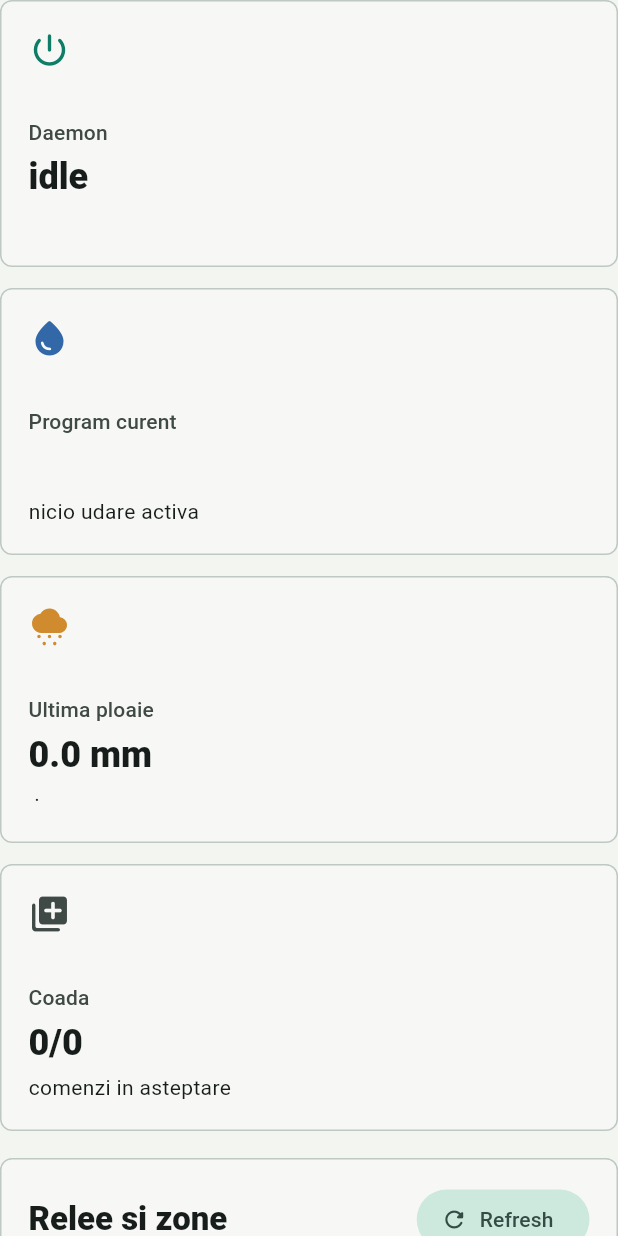
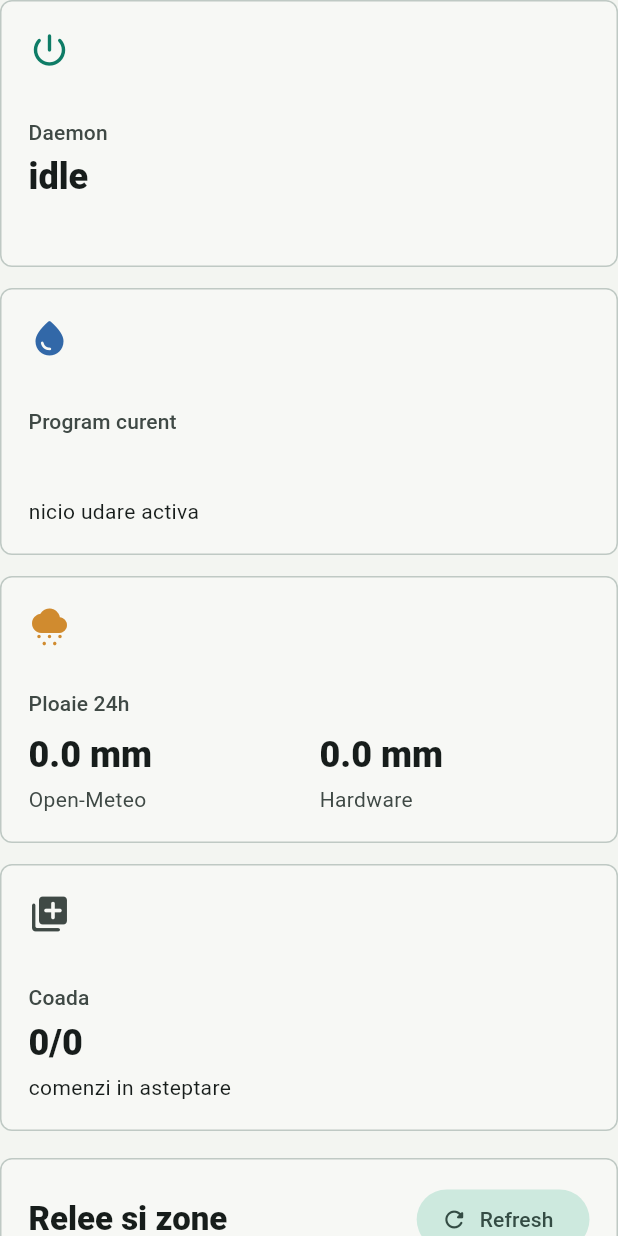
Before and after one commit to vladconst79/irigatie_app, a Flutter app: the DashboardScreen widget shown alone on an empty page, opened directly with empty values, on a phone screen of 412 x 824 dp. Run offline on Flutter 3.47's test engine with Material 3 defaults, Android fonts, the phone set to English and light mode, and no system bars; our stand-ins replace shared_preferences; accounts and stored records are empty; network calls fail.

Commit message:
Replace last rain metric with 24-hour rainfall data and create a reusable rainfall metric tile.

```diff
--- a/lib/main.dart
+++ b/lib/main.dart
@@ -704,13 +704,7 @@ class DashboardScreen extends StatelessWidget {
               detail: snapshot.remainingLabel,
               tone: _Tone.blue,
             ),
-            _MetricTile(
-              icon: Icons.cloudy_snowing,
-              title: 'Ultima ploaie',
-              value: '${snapshot.lastRainMm.toStringAsFixed(1)} mm',
-              detail: '${snapshot.lastRainSource} · ${snapshot.lastRainTime}',
-              tone: _Tone.amber,
-            ),
+            _RainfallMetricTile(rainfall: snapshot.rainfall24h),
             _MetricTile(
               icon: Icons.queue_rounded,
               title: 'Coada',
@@ -1758,6 +1752,112 @@ class _MetricTile extends StatelessWidget {
   }
 }
 
+class _RainfallMetricTile extends StatelessWidget {
+  const _RainfallMetricTile({required this.rainfall});
+
+  final Rainfall24h rainfall;
+
+  @override
+  Widget build(BuildContext context) {
+    final color = _Tone.amber.color(context);
+    final textTheme = Theme.of(context).textTheme;
+    final colors = Theme.of(context).colorScheme;
+    final valueStyle = textTheme.headlineSmall?.copyWith(
+      fontWeight: FontWeight.w800,
+      letterSpacing: 0,
+    );
+    final labelStyle = textTheme.bodyMedium?.copyWith(
+      color: colors.onSurfaceVariant,
+    );
+
+    return Container(
+      constraints: const BoxConstraints(minHeight: 148),
+      padding: const EdgeInsets.all(18),
+      decoration: BoxDecoration(
+        color: colors.surface,
+        borderRadius: BorderRadius.circular(8),
+        border: Border.all(color: colors.outlineVariant),
+      ),
+      child: Column(
+        crossAxisAlignment: CrossAxisAlignment.start,
+        mainAxisAlignment: MainAxisAlignment.spaceBetween,
+        children: [
+          Icon(Icons.cloudy_snowing, color: color, size: 28),
+          Column(
+            crossAxisAlignment: CrossAxisAlignment.start,
+            children: [
+              Text(
+                'Ploaie 24h',
+                style: textTheme.labelLarge?.copyWith(
+                  color: colors.onSurfaceVariant,
+                ),
+              ),
+              const SizedBox(height: 8),
+              Row(
+                children: [
+                  Expanded(
+                    child: _RainfallSourceValue(
+                      label: 'Open-Meteo',
+                      value: rainfall.openMeteoLabel,
+                      valueStyle: valueStyle,
+                      labelStyle: labelStyle,
+                    ),
+                  ),
+                  const SizedBox(width: 14),
+                  Expanded(
+                    child: _RainfallSourceValue(
+                      label: 'Hardware',
+                      value: rainfall.hardwareLabel,
+                      valueStyle: valueStyle,
+                      labelStyle: labelStyle,
+                    ),
+                  ),
+                ],
+              ),
+            ],
+          ),
+        ],
+      ),
+    );
+  }
+}
+
+class _RainfallSourceValue extends StatelessWidget {
+  const _RainfallSourceValue({
+    required this.label,
+    required this.value,
+    required this.valueStyle,
+    required this.labelStyle,
+  });
+
+  final String label;
+  final String value;
+  final TextStyle? valueStyle;
+  final TextStyle? labelStyle;
+
+  @override
+  Widget build(BuildContext context) {
+    return Column(
+      crossAxisAlignment: CrossAxisAlignment.start,
+      children: [
+        Text(
+          value,
+          maxLines: 1,
+          overflow: TextOverflow.ellipsis,
+          style: valueStyle,
+        ),
+        const SizedBox(height: 4),
+        Text(
+          label,
+          maxLines: 1,
+          overflow: TextOverflow.ellipsis,
+          style: labelStyle,
+        ),
+      ],
+    );
+  }
+}
+
 class _RelayList extends StatelessWidget {
   const _RelayList({required this.zones});
 
@@ -2499,6 +2599,82 @@ class ManualProgram {
   }
 }
 
+class Rainfall24h {
+  const Rainfall24h({required this.openMeteoMm, required this.hardwareMm});
+
+  final double openMeteoMm;
+  final double hardwareMm;
+
+  String get openMeteoLabel => '${openMeteoMm.toStringAsFixed(1)} mm';
+
+  String get hardwareLabel => '${hardwareMm.toStringAsFixed(1)} mm';
+
+  static const empty = Rainfall24h(openMeteoMm: 0, hardwareMm: 0);
+
+  factory Rainfall24h.fromJson(
+    Map<String, dynamic> json,
+    Map<String, dynamic> lastRain,
+  ) {
+    final sources = _asMap(json['sources']);
+    final openMeteo = _sourceAmount(
+      json,
+      sources,
+      aliases: const ['openmeteo', 'open_meteo'],
+      directKeys: const ['openmeteo_mm', 'open_meteo_mm'],
+    );
+    final hardware = _sourceAmount(
+      json,
+      sources,
+      aliases: const ['hardware'],
+      directKeys: const ['hardware_mm'],
+    );
+
+    if (openMeteo > 0 || hardware > 0 || json.isNotEmpty) {
+      return Rainfall24h(openMeteoMm: openMeteo, hardwareMm: hardware);
+    }
+
+    final source = _asString(lastRain['source']).toLowerCase();
+    final amount = _asDouble(lastRain['amount_mm'], fallback: 0);
+    if (source == 'openmeteo' || source == 'open_meteo') {
+      return Rainfall24h(openMeteoMm: amount, hardwareMm: 0);
+    }
+    if (source == 'hardware') {
+      return Rainfall24h(openMeteoMm: 0, hardwareMm: amount);
+    }
+
+    return empty;
+  }
+
+  static double _sourceAmount(
+    Map<String, dynamic> json,
+    Map<String, dynamic> sources, {
+    required List<String> aliases,
+    required List<String> directKeys,
+  }) {
+    for (final key in directKeys) {
+      if (json.containsKey(key)) {
+        return _asDouble(json[key], fallback: 0);
+      }
+    }
+
+    for (final alias in aliases) {
+      final rawSource = sources[alias];
+      if (rawSource is Map) {
+        final source = Map<String, dynamic>.from(rawSource);
+        return _asDouble(
+          source['amount_mm'] ?? source['total_mm'] ?? source['mm'],
+          fallback: 0,
+        );
+      }
+      if (rawSource != null) {
+        return _asDouble(rawSource, fallback: 0);
+      }
+    }
+
+    return 0;
+  }
+}
+
 class WriteResult {
   const WriteResult({required this.id, required this.message});
 
@@ -2774,9 +2950,7 @@ class IrrigationSnapshot {
     required this.runtimeCommand,
     required this.heartbeatAt,
     required this.socketPath,
-    required this.lastRainMm,
-    required this.lastRainSource,
-    required this.lastRainTime,
+    required this.rainfall24h,
     required this.pendingCommands,
     required this.maxPendingCommands,
     required this.zones,
@@ -2795,9 +2969,7 @@ class IrrigationSnapshot {
   final String runtimeCommand;
   final String heartbeatAt;
   final String socketPath;
-  final double lastRainMm;
-  final String lastRainSource;
-  final String lastRainTime;
+  final Rainfall24h rainfall24h;
   final int pendingCommands;
   final int maxPendingCommands;
   final List<IrrigationZone> zones;
@@ -2824,9 +2996,7 @@ class IrrigationSnapshot {
       runtimeCommand: 'N/A',
       heartbeatAt: 'N/A',
       socketPath: 'N/A',
-      lastRainMm: 0,
-      lastRainSource: 'N/A',
-      lastRainTime: 'N/A',
+      rainfall24h: Rainfall24h.empty,
       pendingCommands: 0,
       maxPendingCommands: 4,
       zones: [],
@@ -2848,6 +3018,7 @@ class IrrigationSnapshot {
     final zonesById = {for (final zone in zones) zone.id: zone};
 
     final rawRuntime = _asMap(json['runtime']);
+    final rawRainfall24h = _asMap(json['rain_24h']);
     final rawLastRain = _asMap(json['last_rain']);
     final rawGateway = _asMap(json['gateway']);
     final rawDb = _asMap(json['database']);
@@ -2873,9 +3044,7 @@ class IrrigationSnapshot {
       runtimeCommand: _asString(rawRuntime['command'], fallback: 'N/A'),
       heartbeatAt: _asString(rawRuntime['heartbeat_at'], fallback: 'N/A'),
       socketPath: _asString(rawGateway['socket_path'], fallback: 'N/A'),
-      lastRainMm: _asDouble(rawLastRain['amount_mm'], fallback: 0),
-      lastRainSource: _asString(rawLastRain['source'], fallback: 'N/A'),
-      lastRainTime: _asString(rawLastRain['event_time'], fallback: 'N/A'),
+      rainfall24h: Rainfall24h.fromJson(rawRainfall24h, rawLastRain),
       pendingCommands: _asInt(rawQueue['pending']),
       maxPendingCommands: _asInt(rawQueue['max'], fallback: 4),
       zones: zones,
@@ -2943,9 +3112,7 @@ class IrrigationSnapshot {
       runtimeCommand: 'START',
       heartbeatAt: '2026-07-08 15:42',
       socketPath: '/run/irigatie/control.sock',
-      lastRainMm: 2.8,
-      lastRainSource: 'openmeteo',
-      lastRainTime: 'azi 06:10',
+      rainfall24h: const Rainfall24h(openMeteoMm: 2.8, hardwareMm: 0.4),
       pendingCommands: 1,
       maxPendingCommands: 4,
       zones: zones,
```
Also changed, not shown: 1 other file.
